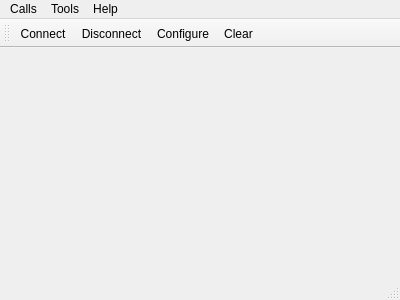
This is QT/Flasher/Ui/mainwindow.ui in SeidC/GitRepoProjects as Qt 5 draws it before an edit. The edited form follows.
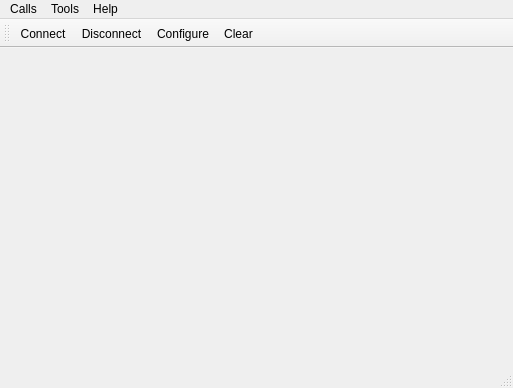
This is the edited form. Icons and pictures are not drawn.

```diff
--- a/QT/Flasher/Ui/mainwindow.ui
+++ b/QT/Flasher/Ui/mainwindow.ui
@@ -6,23 +6,41 @@
    <rect>
     <x>0</x>
     <y>0</y>
-    <width>400</width>
-    <height>300</height>
+    <width>513</width>
+    <height>388</height>
    </rect>
   </property>
   <property name="windowTitle">
    <string>Simple Terminal</string>
   </property>
   <widget class="QWidget" name="centralWidget">
-   <layout class="QVBoxLayout" name="verticalLayout"/>
+   <layout class="QHBoxLayout" name="horizontalLayout_2">
+    <item>
+     <layout class="QHBoxLayout" name="horizontalLayout">
+      <item>
+       <widget class="QWidget" name="consoleWidget" native="true"/>
+      </item>
+      <item>
+       <widget class="QWidget" name="flashWidget" native="true">
+        <property name="maximumSize">
+         <size>
+          <width>243</width>
+          <height>16777215</height>
+         </size>
+        </property>
+       </widget>
+      </item>
+     </layout>
+    </item>
+   </layout>
   </widget>
   <widget class="QMenuBar" name="menuBar">
    <property name="geometry">
     <rect>
      <x>0</x>
      <y>0</y>
-     <width>400</width>
-     <height>19</height>
+     <width>513</width>
+     <height>21</height>
     </rect>
    </property>
    <widget class="QMenu" name="menuCalls">
```
Left out of the diff: 14 changed lines with no effect on the pictures.
